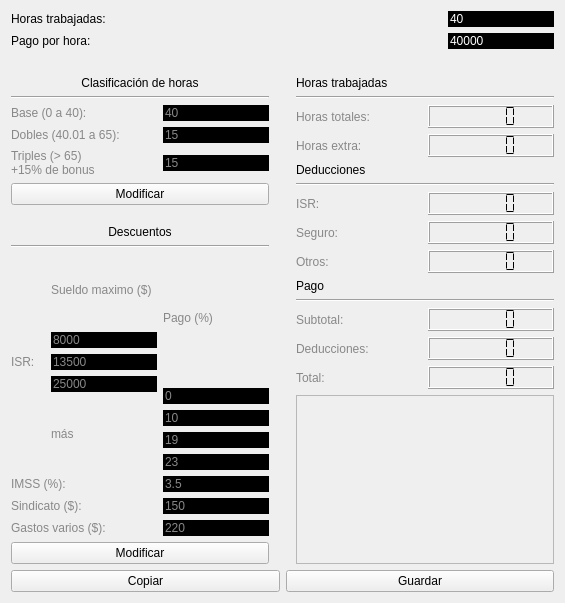
adnksharp/pySide6-nomina, file form.ui: the form before one commit.
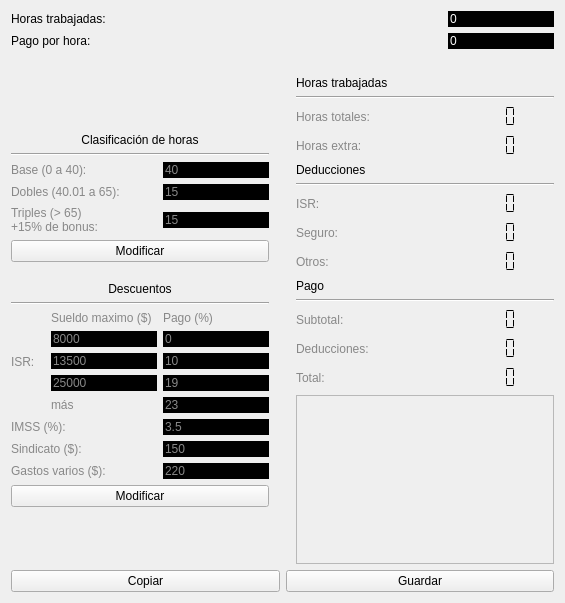
The form after the commit.

What changed in the file:
```diff
--- a/form.ui
+++ b/form.ui
@@ -41,7 +41,7 @@
         <string notr="true">color:white; background:black</string>
        </property>
        <property name="text">
-        <string>40</string>
+        <string>0</string>
        </property>
        <property name="frame">
         <bool>false</bool>
@@ -80,7 +80,7 @@
         <string notr="true">color:white; background:black</string>
        </property>
        <property name="text">
-        <string>40000</string>
+        <string>0</string>
        </property>
        <property name="frame">
         <bool>false</bool>
@@ -264,7 +264,7 @@
                </property>
                <property name="text">
                 <string>Triples (&gt; 65)
-+15% de bonus</string>
++15% de bonus:</string>
                </property>
                <property name="scaledContents">
                 <bool>false</bool>
@@ -381,6 +381,12 @@
             <layout class="QVBoxLayout" name="verticalLayout_4">
              <item>
               <widget class="QLabel" name="label_21">
+               <property name="sizePolicy">
+                <sizepolicy hsizetype="Preferred" vsizetype="Fixed">
+                 <horstretch>0</horstretch>
+                 <verstretch>0</verstretch>
+                </sizepolicy>
+               </property>
                <property name="styleSheet">
                 <string notr="true">color:#888</string>
                </property>
@@ -489,6 +495,12 @@
             <layout class="QVBoxLayout" name="verticalLayout_5">
              <item>
               <widget class="QLabel" name="label_23">
+               <property name="sizePolicy">
+                <sizepolicy hsizetype="Preferred" vsizetype="Fixed">
+                 <horstretch>0</horstretch>
+                 <verstretch>0</verstretch>
+                </sizepolicy>
+               </property>
                <property name="styleSheet">
                 <string notr="true">color:#888</string>
                </property>
@@ -824,6 +836,9 @@
                <property name="cursor">
                 <cursorShape>PointingHandCursor</cursorShape>
                </property>
+               <property name="frameShape">
+                <enum>QFrame::Shape::NoFrame</enum>
+               </property>
                <property name="segmentStyle">
                 <enum>QLCDNumber::SegmentStyle::Flat</enum>
                </property>
@@ -854,6 +869,9 @@
                <property name="cursor">
                 <cursorShape>PointingHandCursor</cursorShape>
                </property>
+               <property name="frameShape">
+                <enum>QFrame::Shape::NoFrame</enum>
+               </property>
                <property name="segmentStyle">
                 <enum>QLCDNumber::SegmentStyle::Flat</enum>
                </property>
@@ -902,6 +920,9 @@
                <property name="cursor">
                 <cursorShape>PointingHandCursor</cursorShape>
                </property>
+               <property name="frameShape">
+                <enum>QFrame::Shape::NoFrame</enum>
+               </property>
                <property name="segmentStyle">
                 <enum>QLCDNumber::SegmentStyle::Flat</enum>
                </property>
@@ -932,6 +953,9 @@
                <property name="cursor">
                 <cursorShape>PointingHandCursor</cursorShape>
                </property>
+               <property name="frameShape">
+                <enum>QFrame::Shape::NoFrame</enum>
+               </property>
                <property name="segmentStyle">
                 <enum>QLCDNumber::SegmentStyle::Flat</enum>
                </property>
@@ -962,6 +986,9 @@
                <property name="cursor">
                 <cursorShape>PointingHandCursor</cursorShape>
                </property>
+               <property name="frameShape">
+                <enum>QFrame::Shape::NoFrame</enum>
+               </property>
                <property name="segmentStyle">
                 <enum>QLCDNumber::SegmentStyle::Flat</enum>
                </property>
@@ -1010,6 +1037,9 @@
                <property name="cursor">
                 <cursorShape>PointingHandCursor</cursorShape>
                </property>
+               <property name="frameShape">
+                <enum>QFrame::Shape::NoFrame</enum>
+               </property>
                <property name="segmentStyle">
                 <enum>QLCDNumber::SegmentStyle::Flat</enum>
                </property>
@@ -1040,6 +1070,9 @@
                <property name="cursor">
                 <cursorShape>PointingHandCursor</cursorShape>
                </property>
+               <property name="frameShape">
+                <enum>QFrame::Shape::NoFrame</enum>
+               </property>
                <property name="segmentStyle">
                 <enum>QLCDNumber::SegmentStyle::Flat</enum>
                </property>
@@ -1070,6 +1103,9 @@
                <property name="cursor">
                 <cursorShape>PointingHandCursor</cursorShape>
                </property>
+               <property name="frameShape">
+                <enum>QFrame::Shape::NoFrame</enum>
+               </property>
                <property name="segmentStyle">
                 <enum>QLCDNumber::SegmentStyle::Flat</enum>
                </property>
```
Left out of the diff: 52 changed lines with no effect on the pictures.
